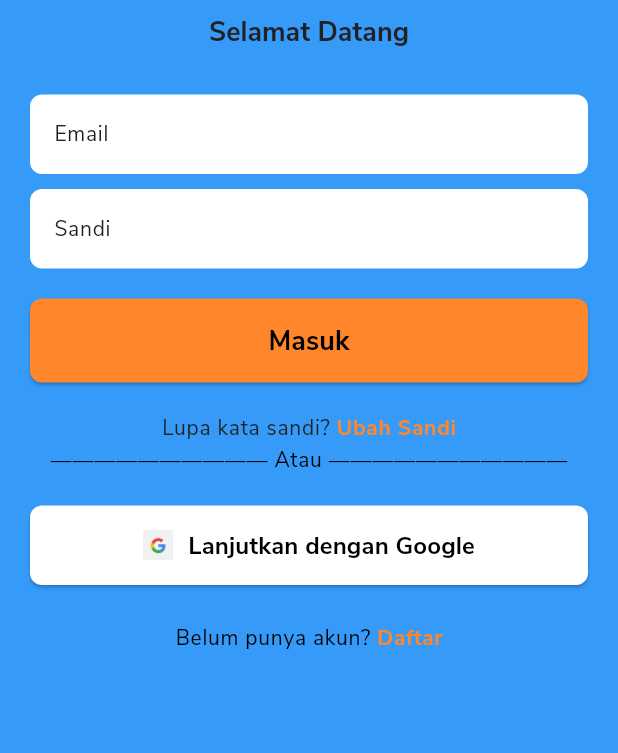
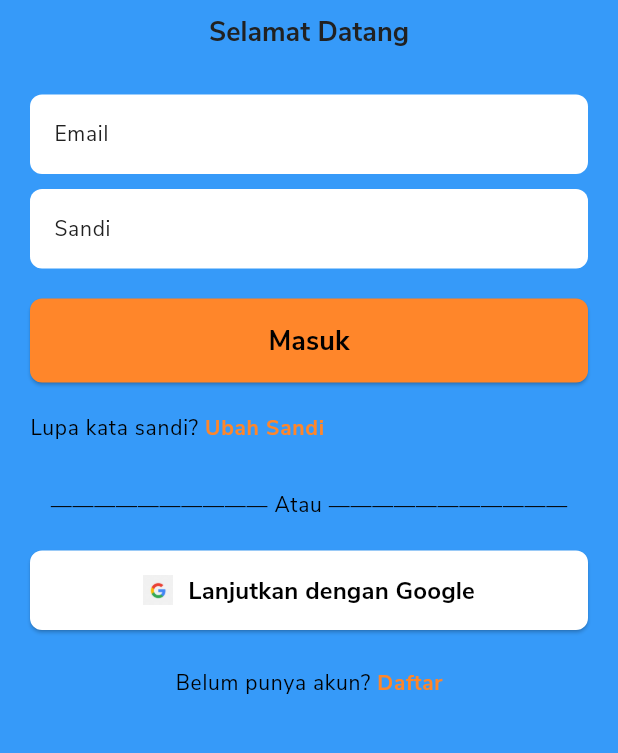
Before and after one commit to FathanBagas07/Satursun-Freelance-Mobile, a Flutter app: the SignInScreen screen opened by its route, on a phone screen of 412 x 824 dp, the part 345-1098 px from its top. Run offline on Flutter 3.47's test engine with Material 3 defaults, Android fonts, the phone set to English and light mode, and no system bars; our stand-ins replace cloud_firestore, firebase_auth, firebase_core, go_router, google_sign_in; accounts and stored records are empty.

Commit message:
Refactor: make the change password text left aligned

```diff
--- a/lib/modules/auth/screens/sign_in_screen.dart
+++ b/lib/modules/auth/screens/sign_in_screen.dart
@@ -147,13 +147,14 @@ class _SignInScreenState extends State<SignInScreen> {
               const SizedBox(height: 20),
 
               // FORGOT PASSWORD LINK
-              Center(
+              Align(
+                alignment: Alignment.centerLeft,
                 child: Text.rich(
                   TextSpan(
                     text: 'Lupa kata sandi? ',
-                    style: Theme.of(context).textTheme.bodyLarge!.copyWith(
-                      color: Theme.of(context).colorScheme.onSurface,
-                    ),
+                    style: Theme.of(
+                      context,
+                    ).textTheme.bodyLarge!.copyWith(color: Colors.black),
                     children: [
                       TextSpan(
                         text: 'Ubah Sandi',
@@ -171,8 +172,10 @@ class _SignInScreenState extends State<SignInScreen> {
                       ),
                     ],
                   ),
+                  textAlign: TextAlign.left,
                 ),
               ),
+              const SizedBox(height: 30),
 
               // GOOGLE SIGN IN & REGISTER LINK
               Center(
```
